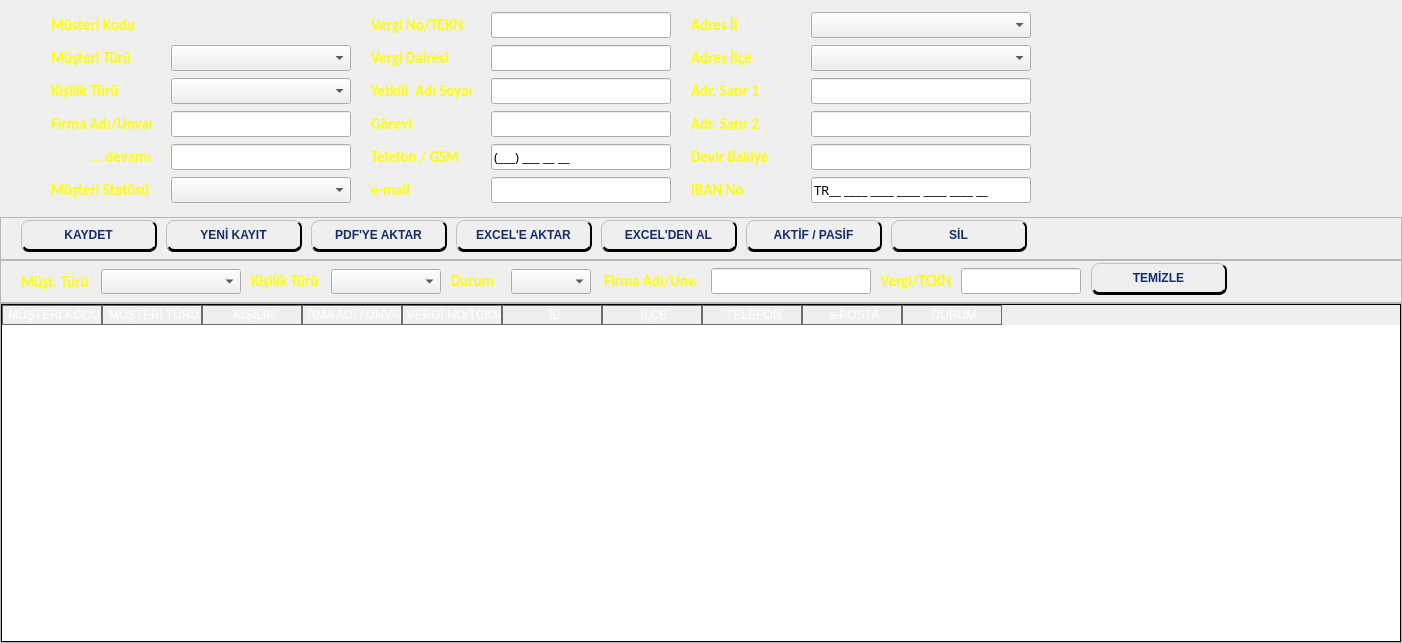
The window that ui/ui_files/customers_window.ui (AyhanErcan70/SATTUP) describes before a commit, drawn with Qt 5.
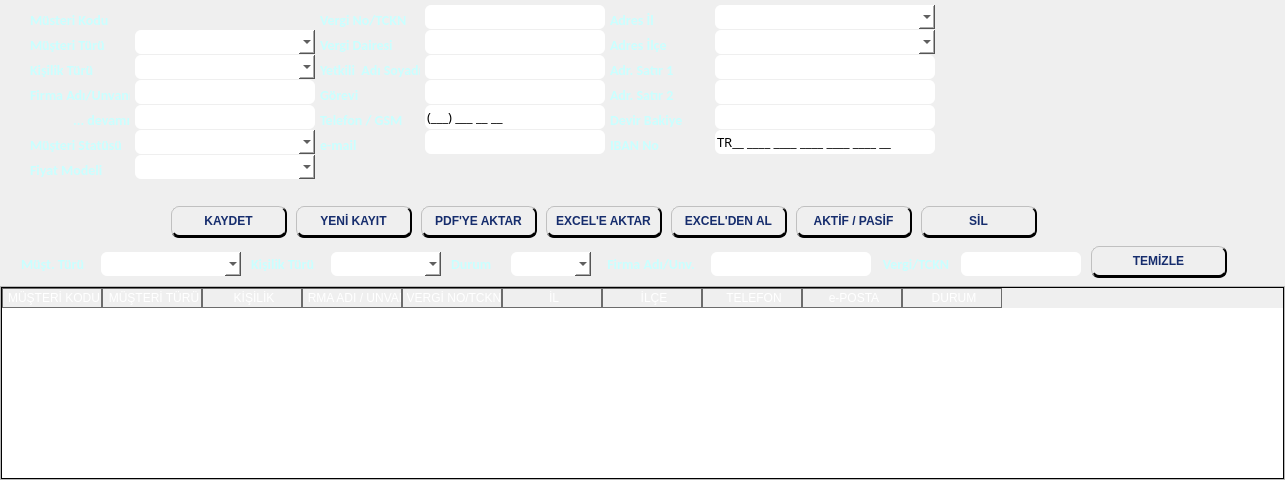
The same window after the commit. Icons and pictures are not drawn.

Commit message: UI layout/style updates (designer)

What changed in the file:
```diff
--- a/ui/ui_files/customers_window.ui
+++ b/ui/ui_files/customers_window.ui
@@ -7,20 +7,43 @@
     <x>0</x>
     <y>0</y>
     <width>1402</width>
-    <height>643</height>
+    <height>0</height>
    </rect>
   </property>
   <property name="windowTitle">
    <string>Form</string>
   </property>
   <property name="styleSheet">
-   <string notr="true">QWidget#main_form{
+   <string notr="true">QWidget#main_form{border-image: url(:/resimler/a22.png);}
+QWidget#main_form QLabel{color: rgb(202, 255, 255);font_family: &quot;Calibri&quot;;font-size: 14px;}
+
+QFrame#top_frame, QFrame#middle_n_frame, QFrame#middle_s_frame{background: transparent;}
+
+QFrame#top_frame QLineEdit#txt_personel_kodu, QFrame#top_frame QLineEdit#txt_musteri_kodu, QFrame#top_frame QLineEdit#txt_arac_kodu, QFrame#top_frame QLineEdit#txt_sozlesme_kodu{
+	border: none;
+	background:none;
+	background-color:transparent;
+	font-family: &quot;&quot;Poppins&quot;&quot;;
+	font-weight: bold;
+	font-size: 12pt;
+	text-align: center;
+	color:#00ff7f;
+}
+
+QFrame QLineEdit, QFrame QComboBox, QFrame QateEdit {
 	
-border-image: url(:/resimler/a22.png);}
-QFrame#top_frame{background: transparent;}
-QWidget#main_form QLabel {
-	color:#ffff00;
-}
+	background-color: #fff;
+	border-radius: 6px;
+} 
+QFrame QLineEdit:focus, QFrame QComboBox:focus, QFrame QateEdit:focus {
+	background-color: #ffff10;
+	border: 1px solid #da0000;
+	border-radius: 6px;
+} 
+
+QFrame#top_frame QLabel{color: rgb(202, 255, 255);font_family: &quot;Calibri&quot;;font-size: 14px;}
+QFrame#top_frame QLabel#lbl_photo{font-size: 10px;}
+
 QWidget#main_form QPushButton {
 	background-color: qlineargradient(x1:0, y1:0, x2:0, y2:1,
                                       stop:0 #B0B0B0, stop: 0.5 #9D9D9D,
@@ -57,23 +80,15 @@
     margin-right: 2px;    
     padding-top: 10px;  
 }
-	QFrame#top_frame QLineEdit#txt_personel_kodu, QFrame#top_frame QLineEdit#txt_musteri_kodu, QFrame#top_frame 			QLineEdit#txt_arac_kodu, QFrame#top_frame QLineEdit#txt_sozlesme_kodu{
-	border: none;
-	background:none;
-	background-color:transparent;
-	font-family: &quot;&quot;Poppins&quot;&quot;;
-	font-weight: bold;
-	font-size: 12pt;
-	text-align: center;
-	color:#00ff7f;
-}
+
 QFrame#top_frame QTableWidget{
+	color: #000;
     background-color: #ffffff;
     alternate-background-color: #cfd0d1;
     gridline-color: #96999c;            
     border: 1px solid #4e4e50;
     border-radius: 4px;
-    font-family: &quot;&quot;DaltonaPro&quot;&quot;;      
+       
     outline: 0;                        
 }
 QFrame#top_frame QHeaderView::section, QFrame#bottom_frame QHeaderView::section, QFrame#middle_n_frame QHeaderView::section, QFrame#middle_s_frame QHeaderView::section {
@@ -111,7 +126,6 @@
 
 
 
-
 </string>
   </property>
   <layout class="QGridLayout" name="gridLayout_8">
@@ -138,6 +152,18 @@
        <verstretch>0</verstretch>
       </sizepolicy>
      </property>
+     <property name="minimumSize">
+      <size>
+       <width>0</width>
+       <height>200</height>
+      </size>
+     </property>
+     <property name="maximumSize">
+      <size>
+       <width>16777215</width>
+       <height>200</height>
+      </size>
+     </property>
      <property name="frameShape">
       <enum>QFrame::Shape::NoFrame</enum>
      </property>
@@ -163,17 +189,84 @@
       <item row="0" column="0">
        <layout class="QGridLayout" name="gridLayout_5">
         <property name="topMargin">
-         <number>10</number>
+         <number>5</number>
         </property>
         <property name="bottomMargin">
-         <number>10</number>
-        </property>
-        <property name="horizontalSpacing">
          <number>20</number>
         </property>
+        <property name="horizontalSpacing">
+         <number>5</number>
+        </property>
         <property name="verticalSpacing">
-         <number>3</number>
+         <number>1</number>
         </property>
+        <item row="6" column="0">
+         <widget class="QLabel" name="lbl_pricing_model">
+          <property name="sizePolicy">
+           <sizepolicy hsizetype="Fixed" vsizetype="Fixed">
+            <horstretch>80</horstretch>
+            <verstretch>28</verstretch>
+           </sizepolicy>
+          </property>
+          <property name="minimumSize">
+           <size>
+            <width>100</width>
+            <height>30</height>
+           </size>
+          </property>
+          <property name="maximumSize">
+           <size>
+            <width>100</width>
+            <height>30</height>
+           </size>
+          </property>
+          <property name="font">
+           <font>
+            <family>Calibri</family>
+            <pointsize>-1</pointsize>
+            <bold>true</bold>
+           </font>
+          </property>
+          <property name="text">
+           <string>Fiyat Modeli</string>
+          </property>
+          <property name="alignment">
+           <set>Qt::AlignmentFlag::AlignLeading|Qt::AlignmentFlag::AlignLeft|Qt::AlignmentFlag::AlignVCenter</set>
+          </property>
+         </widget>
+        </item>
+        <item row="6" column="1">
+         <widget class="QComboBox" name="cmb_pricing_model">
+          <property name="sizePolicy">
+           <sizepolicy hsizetype="Fixed" vsizetype="Fixed">
+            <horstretch>0</horstretch>
+            <verstretch>0</verstretch>
+           </sizepolicy>
+          </property>
+          <property name="minimumSize">
+           <size>
+            <width>180</width>
+            <height>24</height>
+           </size>
+          </property>
+          <property name="maximumSize">
+           <size>
+            <width>180</width>
+            <height>24</height>
+           </size>
+          </property>
+          <property name="font">
+           <font>
+            <family>Century Gothic</family>
+            <pointsize>10</pointsize>
+            <bold>false</bold>
+           </font>
+          </property>
+          <property name="placeholderText">
+           <string/>
+          </property>
+         </widget>
+        </item>
         <item row="4" column="3">
          <widget class="QLineEdit" name="txt_telefon">
           <property name="sizePolicy">
@@ -185,13 +278,13 @@
           <property name="minimumSize">
            <size>
             <width>180</width>
-            <height>0</height>
+            <height>24</height>
            </size>
           </property>
           <property name="maximumSize">
            <size>
             <width>180</width>
-            <height>16777215</height>
+            <height>24</height>
            </size>
           </property>
           <property name="font">
@@ -233,7 +326,7 @@
           <property name="font">
            <font>
             <family>Calibri</family>
-            <pointsize>11</pointsize>
+            <pointsize>-1</pointsize>
             <bold>true</bold>
             <kerning>true</kerning>
            </font>
@@ -257,13 +350,13 @@
           <property name="minimumSize">
            <size>
             <width>180</width>
-            <height>0</height>
+            <height>24</height>
            </size>
           </property>
           <property name="maximumSize">
            <size>
             <width>180</width>
-            <height>16777215</height>
+            <height>24</height>
            </size>
           </property>
           <property name="font">
@@ -286,13 +379,13 @@
           <property name="minimumSize">
            <size>
             <width>220</width>
-            <height>0</height>
+            <height>24</height>
            </size>
           </property>
           <property name="maximumSize">
            <size>
             <width>220</width>
-            <height>16777215</height>
+            <height>24</height>
            </size>
           </property>
           <property name="font">
@@ -333,7 +426,7 @@
           <property name="font">
            <font>
             <family>Calibri</family>
-            <pointsize>11</pointsize>
+            <pointsize>-1</pointsize>
             <bold>true</bold>
            </font>
           </property>
@@ -356,13 +449,13 @@
           <property name="minimumSize">
            <size>
             <width>180</width>
-            <height>0</height>
+            <height>24</height>
            </size>
           </property>
           <property name="maximumSize">
            <size>
             <width>180</width>
-            <height>16777215</height>
+            <height>24</height>
            </size>
           </property>
           <property name="font">
@@ -398,7 +491,7 @@
           <property name="font">
            <font>
             <family>Calibri</family>
-            <pointsize>11</pointsize>
+            <pointsize>-1</pointsize>
             <bold>true</bold>
             <kerning>true</kerning>
            </font>
@@ -422,13 +515,13 @@
           <property name="minimumSize">
            <size>
             <width>220</width>
-            <height>0</height>
+            <height>24</height>
            </size>
           </property>
           <property name="maximumSize">
            <size>
             <width>200</width>
-            <height>16777215</height>
+            <height>24</height>
            </size>
           </property>
           <property name="font">
@@ -463,7 +556,7 @@
           <property name="font">
            <font>
             <family>Calibri</family>
-            <pointsize>11</pointsize>
+            <pointsize>-1</pointsize>
             <bold>true</bold>
            </font>
           </property>
@@ -498,7 +591,7 @@
           <property name="font">
            <font>
             <family>Calibri</family>
-            <pointsize>11</pointsize>
+            <pointsize>-1</pointsize>
             <bold>true</bold>
            </font>
           </property>
@@ -521,13 +614,13 @@
           <property name="minimumSize">
            <size>
             <width>220</width>
-            <height>0</height>
+            <height>24</height>
            </size>
           </property>
           <property name="maximumSize">
            <size>
             <width>220</width>
-            <height>16777215</height>
+            <height>24</height>
            </size>
           </property>
           <property name="font">
@@ -553,13 +646,13 @@
           <property name="minimumSize">
            <size>
             <width>180</width>
-            <height>0</height>
+            <height>24</height>
            </size>
           </property>
           <property name="maximumSize">
            <size>
             <width>180</width>
-            <height>16777215</height>
+            <height>24</height>
            </size>
           </property>
           <property name="font">
@@ -583,13 +676,13 @@
           <property name="minimumSize">
            <size>
             <width>180</width>
-            <height>0</height>
+            <height>24</height>
            </size>
           </property>
           <property name="maximumSize">
            <size>
             <width>180</width>
-            <height>16777215</height>
+            <height>24</height>
            </size>
           </property>
           <property name="font">
@@ -625,7 +718,7 @@
           <property name="font">
            <font>
             <family>Calibri</family>
-            <pointsize>11</pointsize>
+            <pointsize>-1</pointsize>
             <bold>true</bold>
            </font>
           </property>
@@ -660,7 +753,7 @@
           <property name="font">
            <font>
             <family>Calibri</family>
-            <pointsize>11</pointsize>
+            <pointsize>-1</pointsize>
             <bold>true</bold>
            </font>
           </property>
@@ -695,7 +788,7 @@
           <property name="font">
            <font>
             <family>Calibri</family>
-            <pointsize>11</pointsize>
+            <pointsize>-1</pointsize>
             <bold>true</bold>
             <kerning>true</kerning>
            </font>
@@ -731,7 +824,7 @@
           <property name="font">
            <font>
             <family>Calibri</family>
-            <pointsize>11</pointsize>
+            <pointsize>-1</pointsize>
             <bold>true</bold>
            </font>
           </property>
@@ -766,7 +859,7 @@
           <property name="font">
            <font>
             <family>Calibri</family>
-            <pointsize>11</pointsize>
+            <pointsize>-1</pointsize>
             <bold>true</bold>
             <kerning>true</kerning>
            </font>
@@ -790,13 +883,13 @@
           <property name="minimumSize">
            <size>
             <width>180</width>
-            <height>0</height>
+            <height>24</height>
            </size>
           </property>
           <property name="maximumSize">
            <size>
             <width>180</width>
-            <height>16777215</height>
+            <height>24</height>
            </size>
           </property>
           <property name="font">
@@ -831,7 +924,7 @@
           <property name="font">
            <font>
             <family>Calibri</family>
-            <pointsize>11</pointsize>
+            <pointsize>-1</pointsize>
             <bold>true</bold>
            </font>
           </property>
@@ -866,7 +959,7 @@
           <property name="font">
            <font>
             <family>Calibri</family>
-            <pointsize>11</pointsize>
+            <pointsize>-1</pointsize>
             <bold>true</bold>
            </font>
           </property>
@@ -901,7 +994,7 @@
           <property name="font">
            <font>
             <family>Calibri</family>
-            <pointsize>11</pointsize>
+            <pointsize>-1</pointsize>
             <bold>true</bold>
            </font>
           </property>
@@ -936,7 +1029,7 @@
           <property name="font">
            <font>
             <family>Calibri</family>
-            <pointsize>11</pointsize>
+            <pointsize>-1</pointsize>
             <bold>true</bold>
            </font>
           </property>
@@ -959,13 +1052,13 @@
           <property name="minimumSize">
            <size>
             <width>180</width>
-            <height>0</height>
+            <height>24</height>
            </size>
           </property>
           <property name="maximumSize">
            <size>
             <width>180</width>
-            <height>16777215</height>
+            <height>24</height>
            </size>
           </property>
           <property name="font">
@@ -989,13 +1082,13 @@
           <property name="minimumSize">
            <size>
             <width>220</width>
-            <height>0</height>
+            <height>24</height>
            </size>
           </property>
           <property name="maximumSize">
            <size>
             <width>220</width>
-            <height>16777215</height>
+            <height>24</height>
            </size>
           </property>
           <property name="font">
@@ -1059,13 +1152,13 @@
           <property name="minimumSize">
            <size>
             <width>180</width>
-            <height>0</height>
+            <height>24</height>
            </size>
           </property>
           <property name="maximumSize">
            <size>
             <width>180</width>
-            <height>16777215</height>
+            <height>24</height>
            </size>
           </property>
           <property name="font">
@@ -1103,7 +1196,7 @@
           <property name="font">
            <font>
             <family>Calibri</family>
-            <pointsize>11</pointsize>
+            <pointsize>-1</pointsize>
             <bold>true</bold>
             <kerning>true</kerning>
            </font>
@@ -1139,7 +1232,7 @@
           <property name="font">
            <font>
             <family>Calibri</family>
-            <pointsize>11</pointsize>
+            <pointsize>-1</pointsize>
             <bold>true</bold>
            </font>
           </property>
@@ -1162,13 +1255,13 @@
           <property name="minimumSize">
            <size>
             <width>180</width>
-            <height>0</height>
+            <height>24</height>
            </size>
           </property>
           <property name="maximumSize">
            <size>
             <width>180</width>
-            <height>16777215</height>
+            <height>24</height>
            </size>
           </property>
           <property name="font">
@@ -1194,13 +1287,13 @@
           <property name="minimumSize">
            <size>
             <width>180</width>
-            <height>0</height>
+            <height>24</height>
            </size>
           </property>
           <property name="maximumSize">
            <size>
             <width>180</width>
-            <height>16777215</height>
+            <height>24</height>
            </size>
           </property>
           <property name="font">
@@ -1224,13 +1317,13 @@
           <property name="minimumSize">
            <size>
             <width>220</width>
-            <height>0</height>
+            <height>24</height>
            </size>
           </property>
           <property name="maximumSize">
            <size>
             <width>200</width>
-            <height>16777215</height>
+            <height>24</height>
            </size>
           </property>
           <property name="font">
@@ -1253,13 +1346,13 @@
           <property name="minimumSize">
            <size>
             <width>220</width>
-            <height>0</height>
+            <height>24</height>
            </size>
           </property>
           <property name="maximumSize">
            <size>
             <width>200</width>
-            <height>16777215</height>
+            <height>24</height>
            </size>
           </property>
           <property name="font">
@@ -1294,7 +1387,7 @@
           <property name="font">
            <font>
             <family>Calibri</family>
-            <pointsize>11</pointsize>
+            <pointsize>-1</pointsize>
             <bold>true</bold>
             <kerning>true</kerning>
            </font>
@@ -1318,13 +1411,13 @@
           <property name="minimumSize">
            <size>
             <width>180</width>
-            <height>0</height>
+            <height>24</height>
            </size>
           </property>
           <property name="maximumSize">
            <size>
             <width>180</width>
-            <height>16777215</height>
+            <height>24</height>
            </size>
           </property>
           <property name="font">
@@ -1362,7 +1455,7 @@
           <property name="font">
            <font>
             <family>Calibri</family>
-            <pointsize>11</pointsize>
+            <pointsize>-1</pointsize>
             <bold>true</bold>
            </font>
           </property>
@@ -1419,7 +1512,7 @@
       <property name="spacing">
        <number>0</number>
       </property>
-      <item row="0" column="0">
+      <item row="0" column="1">
        <layout class="QGridLayout" name="gridLayout_2">
         <property name="leftMargin">
          <number>10</number>
@@ -1443,14 +1536,14 @@
           </property>
           <property name="minimumSize">
            <size>
-            <width>140</width>
+            <width>120</width>
             <height>37</height>
            </size>
           </property>
           <property name="maximumSize">
            <size>
-            <width>140</width>
-            <height>40</height>
+            <width>120</width>
+            <height>30</height>
            </size>
           </property>
           <property name="font">
@@ -1473,14 +1566,14 @@
          <widget class="QPushButton" name="btn_excel_yukle">
           <property name="minimumSize">
            <size>
-            <width>140</width>
+            <width>120</width>
             <height>37</height>
            </size>
           </property>
           <property name="maximumSize">
            <size>
-            <width>140</width>
-            <height>40</height>
+            <width>120</width>
+            <height>30</height>
            </size>
           </property>
           <property name="font">
@@ -1500,14 +1593,14 @@
          <widget class="QPushButton" name="btn_aktifpasif">
           <property name="minimumSize">
            <size>
-            <width>140</width>
+            <width>120</width>
             <height>37</height>
            </size>
           </property>
           <property name="maximumSize">
            <size>
-            <width>140</width>
-            <height>40</height>
+            <width>120</width>
+            <height>30</height>
            </size>
           </property>
           <property name="font">
@@ -1527,14 +1620,14 @@
          <widget class="QPushButton" name="btn_kaydet">
           <property name="minimumSize">
            <size>
-            <width>140</width>
+            <width>120</width>
             <height>37</height>
            </size>
           </property>
           <property name="maximumSize">
            <size>
-            <width>140</width>
-            <height>40</height>
+            <width>120</width>
+            <height>30</height>
            </size>
           </property>
           <property name="font">
@@ -1557,14 +1650,14 @@
          <widget class="QPushButton" name="btn_pdfye_aktar">
           <property name="minimumSize">
            <size>
-            <width>140</width>
+            <width>120</width>
             <height>37</height>
            </size>
           </property>
           <property name="maximumSize">
            <size>
-            <width>140</width>
-            <height>40</height>
+            <width>120</width>
+            <height>30</height>
            </size>
           </property>
           <property name="font">
@@ -1584,14 +1677,14 @@
          <widget class="QPushButton" name="btn_excele_aktar">
           <property name="minimumSize">
            <size>
-            <width>140</width>
+            <width>120</width>
             <height>37</height>
            </size>
           </property>
           <property name="maximumSize">
            <size>
-            <width>140</width>
-            <height>40</height>
+            <width>120</width>
+            <height>30</height>
            </size>
           </property>
           <property name="font">
@@ -1611,14 +1704,14 @@
          <widget class="QPushButton" name="btn_yeni">
           <property name="minimumSize">
            <size>
-            <width>140</width>
+            <width>120</width>
             <height>37</height>
            </size>
           </property>
           <property name="maximumSize">
            <size>
-            <width>140</width>
-            <height>40</height>
+            <width>120</width>
+            <height>30</height>
            </size>
           </property>
           <property name="font">
@@ -1649,6 +1742,22 @@
         </item>
        </layout>
       </item>
+      <item row="0" column="0">
+       <spacer name="horizontalSpacer_4">
+        <property name="orientation">
+         <enum>Qt::Orientation::Horizontal</enum>
+        </property>
+        <property name="sizeType">
+         <enum>QSizePolicy::Policy::Fixed</enum>
+        </property>
+        <property name="sizeHint" stdset="0">
+         <size>
+          <width>150</width>
+          <height>20</height>
+         </size>
+        </property>
+       </spacer>
+      </item>
      </layout>
     </widget>
    </item>
@@ -1698,12 +1807,12 @@
           <property name="minimumSize">
            <size>
             <width>50</width>
-            <height>30</height>
+            <height>24</height>
            </size>
           </property>
           <property name="maximumSize">
            <size>
-            <width>50</width>
+            <width>24</width>
             <height>30</height>
            </size>
           </property>
@@ -1716,7 +1825,7 @@
           <property name="font">
            <font>
             <family>Calibri</family>
-            <pointsize>11</pointsize>
+            <pointsize>-1</pointsize>
             <bold>true</bold>
            </font>
           </property>
@@ -1739,12 +1848,12 @@
           <property name="minimumSize">
            <size>
             <width>140</width>
-            <height>0</height>
+            <height>24</height>
            </size>
           </property>
           <property name="maximumSize">
            <size>
-            <width>140</width>
+            <width>24</width>
             <height>16777215</height>
            </size>
           </property>
@@ -1787,12 +1896,12 @@
           <property name="minimumSize">
            <size>
             <width>160</width>
-            <height>0</height>
+            <height>24</height>
            </size>
           </property>
           <property name="maximumSize">
            <size>
-            <width>160</width>
+            <width>24</width>
             <height>16777215</height>
            </size>
           </property>
@@ -1816,12 +1925,12 @@
           <property name="minimumSize">
            <size>
             <width>80</width>
-            <height>0</height>
+            <height>24</height>
            </size>
           </property>
           <property name="maximumSize">
            <size>
-            <width>80</width>
+            <width>24</width>
             <height>16777215</height>
            </size>
           </property>
@@ -1864,12 +1973,12 @@
           <property name="minimumSize">
            <size>
             <width>120</width>
-            <height>0</height>
+            <height>24</height>
            </size>
           </property>
           <property name="maximumSize">
            <size>
-            <width>120</width>
+            <width>24</width>
             <height>16777215</height>
            </size>
           </property>
@@ -1893,19 +2002,19 @@
           <property name="minimumSize">
            <size>
             <width>70</width>
-            <height>30</height>
+            <height>24</height>
            </size>
           </property>
           <property name="maximumSize">
            <size>
-            <width>70</width>
+            <width>24</width>
             <height>30</height>
            </size>
           </property>
           <property name="font">
            <font>
             <family>Calibri</family>
-            <pointsize>11</pointsize>
+            <pointsize>-1</pointsize>
             <bold>true</bold>
            </font>
           </property>
@@ -1928,12 +2037,12 @@
           <property name="minimumSize">
            <size>
             <width>110</width>
-            <height>0</height>
+            <height>24</height>
            </size>
           </property>
           <property name="maximumSize">
            <size>
-            <width>110</width>
+            <width>24</width>
             <height>16777215</height>
            </size>
           </property>
@@ -1976,12 +2085,12 @@
           <property name="minimumSize">
            <size>
             <width>70</width>
-            <height>30</height>
+            <height>24</height>
            </size>
           </property>
           <property name="maximumSize">
            <size>
-            <width>70</width>
+            <width>24</width>
             <height>30</height>
            </size>
           </property>
@@ -1994,7 +2103,7 @@
           <property name="font">
            <font>
             <family>Calibri</family>
-            <pointsize>11</pointsize>
+            <pointsize>-1</pointsize>
             <bold>true</bold>
            </font>
           </property>
@@ -2043,19 +2152,19 @@
           <property name="minimumSize">
            <size>
             <width>100</width>
-            <height>30</height>
+            <height>24</height>
            </size>
           </property>
           <property name="maximumSize">
            <size>
-            <width>100</width>
+            <width>24</width>
             <height>30</height>
            </size>
           </property>
           <property name="font">
            <font>
             <family>Calibri</family>
-            <pointsize>11</pointsize>
+            <pointsize>-1</pointsize>
             <bold>true</bold>
            </font>
           </property>
@@ -2078,12 +2187,12 @@
           <property name="minimumSize">
            <size>
             <width>70</width>
-            <height>30</height>
+            <height>24</height>
            </size>
           </property>
           <property name="maximumSize">
            <size>
-            <width>65</width>
+            <width>24</width>
             <height>28</height>
            </size>
           </property>
@@ -2096,7 +2205,7 @@
           <property name="font">
            <font>
             <family>Calibri</family>
-            <pointsize>11</pointsize>
+            <pointsize>-1</pointsize>
             <bold>true</bold>
            </font>
           </property>
```
Left out of the diff: 1 changed line with no effect on the pictures. The commit also changes 6 other files.
